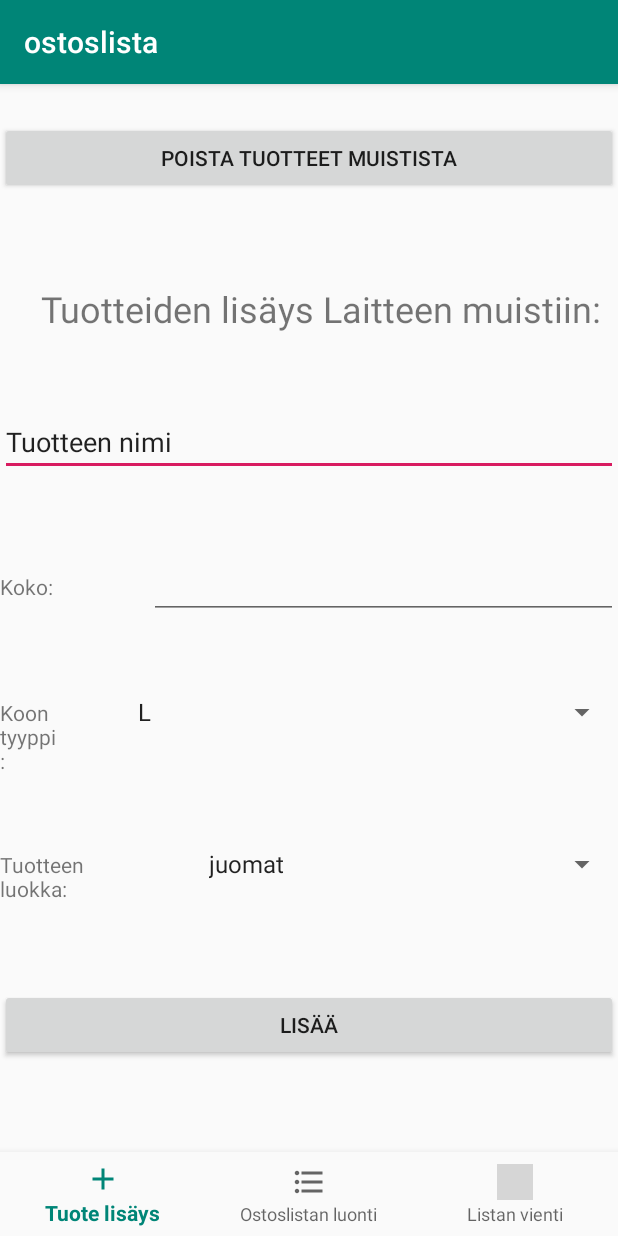
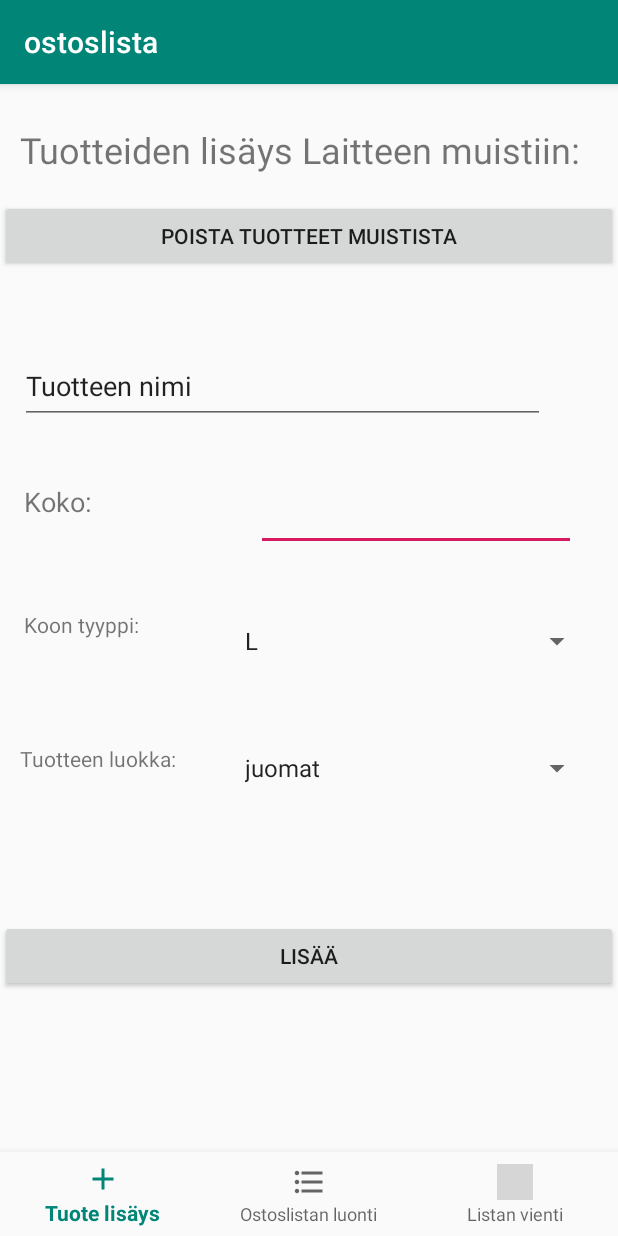
Before and after one commit to Jesse-Stenroth/ostoslista, an Android app: the screen it shows after launch (MainActivity), on a phone screen of 412 x 824 dp. Run offline under Robolectric (Android 15) with nearby library versions, the phone set to English and light mode, and no system bars; grey boxes are pictures that could not be loaded.

Commit message:
change image

```diff
--- a/app/src/main/res/layout/activity_main.xml
+++ b/app/src/main/res/layout/activity_main.xml
@@ -12,142 +12,121 @@
         android:layout_width="match_parent"
         android:layout_height="match_parent">
 
-        <LinearLayout
-            android:layout_width="match_parent"
-            android:layout_height="659dp"
-            android:orientation="vertical"
-            app:layout_constraintEnd_toEndOf="parent"
-            app:layout_constraintStart_toStartOf="parent">
+        <Spinner
+            android:id="@+id/koonTyyppi"
+            android:layout_width="240dp"
+            android:layout_height="41dp"
+            android:layout_marginStart="45dp"
+            android:layout_marginTop="39dp"
+            android:layout_weight="1"
+            android:entries="@array/spinnerItems"
+            android:spinnerMode="dropdown"
+            app:layout_constraintStart_toEndOf="@+id/textView4"
+            app:layout_constraintTop_toBottomOf="@+id/koko" />
+
+        <TextView
+            android:id="@+id/textView4"
+            android:layout_width="94dp"
+            android:layout_height="35dp"
+            android:layout_marginStart="16dp"
+            android:layout_marginTop="45dp"
+            android:layout_weight="1"
+            android:text="@string/tuoteKoonTyyppi"
+            app:layout_constraintStart_toStartOf="parent"
+            app:layout_constraintTop_toBottomOf="@+id/textView3" />
+
+        <EditText
+            android:id="@+id/koko"
+            android:layout_width="wrap_content"
+            android:layout_height="wrap_content"
+            android:layout_marginStart="45dp"
+            android:layout_marginTop="39dp"
+            android:layout_weight="1"
+            android:ems="10"
+            android:inputType="number"
+            app:layout_constraintStart_toEndOf="@+id/textView3"
+            app:layout_constraintTop_toBottomOf="@+id/nimi" />
+
+        <TextView
+            android:id="@+id/textView3"
+            android:layout_width="109dp"
+            android:layout_height="39dp"
+            android:layout_marginStart="16dp"
+            android:layout_marginTop="39dp"
+            android:layout_weight="1"
+            android:text="@string/tuotteenKoko"
+            android:textSize="18sp"
+            app:layout_constraintStart_toStartOf="parent"
+            app:layout_constraintTop_toBottomOf="@+id/nimi" />
+
+        <EditText
+            android:id="@+id/nimi"
+            android:layout_width="350dp"
+            android:layout_height="50dp"
+            android:layout_marginStart="13dp"
+            android:layout_marginTop="51dp"
+            android:layout_weight="1"
+            android:ems="10"
+            android:inputType="textPersonName"
+            android:text="@string/tuotteenNimi"
+            app:layout_constraintStart_toStartOf="parent"
+            app:layout_constraintTop_toBottomOf="@+id/button4" />
+
+        <TextView
+            android:id="@+id/textView2"
+            android:layout_width="wrap_content"
+            android:layout_height="wrap_content"
+            android:layout_marginStart="13dp"
+            android:layout_marginTop="27dp"
+            android:layout_weight="1"
+            android:text="@string/AloitusOtsikko"
+            android:textSize="24sp"
+            app:layout_constraintStart_toStartOf="parent"
+            app:layout_constraintTop_toTopOf="parent" />
 
         <Button
             android:id="@+id/button4"
             android:layout_width="match_parent"
             android:layout_height="wrap_content"
+            android:layout_marginTop="17dp"
+            android:onClick="postaKaikki"
             android:text="Poista tuotteet muistista"
-                android:layout_marginTop="25dp"
-                android:onClick="postaKaikki"/>
-
-            <LinearLayout
-                android:layout_width="match_parent"
-                android:layout_height="wrap_content"
-                android:orientation="horizontal">
-
-                <TextView
-                    android:id="@+id/textView2"
-                    android:layout_width="wrap_content"
-                    android:layout_height="wrap_content"
-                    android:layout_marginLeft="27dp"
-                    android:layout_marginTop="60dp"
-                    android:layout_weight="1"
-                    android:text="@string/AloitusOtsikko"
-                    android:textSize="24sp" />
-            </LinearLayout>
-
-            <LinearLayout
-                android:layout_width="match_parent"
-                android:layout_height="wrap_content"
-                android:orientation="horizontal">
-
-                <EditText
-                    android:id="@+id/nimi"
-                    android:layout_width="wrap_content"
-                    android:layout_height="wrap_content"
-                    android:layout_marginTop="50dp"
-                    android:layout_weight="1"
-                    android:ems="10"
-                    android:inputType="textPersonName"
-                    android:text="@string/tuotteenNimi" />
-            </LinearLayout>
-
-            <LinearLayout
-                android:layout_width="match_parent"
-                android:layout_height="wrap_content"
-                android:orientation="horizontal">
-
-                <TextView
-                    android:id="@+id/textView3"
-                    android:layout_width="0dp"
-                    android:layout_height="wrap_content"
-                    android:layout_marginTop="50dp"
-                    android:layout_weight="1"
-                    android:text="@string/tuotteenKoko" />
-
-                <EditText
-                    android:id="@+id/koko"
-                    android:layout_width="wrap_content"
-                    android:layout_height="wrap_content"
-                    android:layout_marginTop="50dp"
-                    android:layout_weight="1"
-                    android:ems="10"
-                    android:inputType="number" />
-            </LinearLayout>
-
-            <LinearLayout
-                android:layout_width="match_parent"
-                android:layout_height="wrap_content"
-                android:orientation="horizontal">
-
-                <TextView
-                    android:id="@+id/textView4"
-                    android:layout_width="wrap_content"
-                    android:layout_height="wrap_content"
-                    android:layout_marginTop="50dp"
-                    android:layout_weight="1"
-                    android:text="@string/tuoteKoonTyyppi" />
-
-                <Spinner
-                    android:id="@+id/koonTyyppi"
-                    android:layout_width="match_parent"
-                    android:layout_height="wrap_content"
-                    android:layout_marginLeft="45dp"
-                    android:layout_marginTop="50dp"
-                    android:layout_weight="1"
-                    android:entries="@array/spinnerItems"
-                    android:spinnerMode="dropdown" />
-            </LinearLayout>
-
-            <LinearLayout
-                android:layout_width="match_parent"
-                android:layout_height="wrap_content"
-                android:layout_weight="1"
-                android:orientation="vertical">
-
-                <LinearLayout
-                    android:layout_width="match_parent"
-                    android:layout_height="wrap_content"
-                    android:orientation="horizontal">
+            app:layout_constraintTop_toBottomOf="@+id/textView2"
+            tools:layout_editor_absoluteX="0dp" />
 
         <TextView
             android:id="@+id/textView5"
-                        android:layout_width="171dp"
-                        android:layout_height="wrap_content"
-                        android:layout_marginTop="50dp"
+            android:layout_width="126dp"
+            android:layout_height="32dp"
+            android:layout_marginStart="13dp"
+            android:layout_marginTop="54dp"
             android:layout_weight="1"
-                        android:text="@string/luokka" />
+            android:text="@string/luokka"
+            app:layout_constraintStart_toStartOf="parent"
+            app:layout_constraintTop_toBottomOf="@+id/textView4" />
 
         <Spinner
             android:id="@+id/luokkia"
-                        android:layout_width="match_parent"
-                        android:layout_height="wrap_content"
-                        android:layout_marginLeft="45dp"
-                        android:layout_marginTop="50dp"
+            android:layout_width="240dp"
+            android:layout_height="32dp"
+            android:layout_marginStart="16dp"
+            android:layout_marginTop="48dp"
             android:layout_weight="1"
             android:entries="@array/luokat"
-                        android:spinnerMode="dropdown" />
-
-                </LinearLayout>
+            android:spinnerMode="dropdown"
+            app:layout_constraintStart_toEndOf="@+id/textView5"
+            app:layout_constraintTop_toBottomOf="@+id/koonTyyppi" />
 
         <Button
             android:id="@+id/button2"
             android:layout_width="match_parent"
             android:layout_height="wrap_content"
-                    android:layout_marginTop="60dp"
+            android:layout_marginTop="85dp"
             android:onClick="lisaaTuote"
-                    android:text="@string/lisays" />
+            android:text="@string/lisays"
+            app:layout_constraintTop_toBottomOf="@+id/textView5"
+            tools:layout_editor_absoluteX="0dp" />
 
-            </LinearLayout>
-
-        </LinearLayout>
     </android.support.constraint.ConstraintLayout>
 
     <android.support.design.widget.BottomNavigationView
@@ -160,7 +139,7 @@
         app:layout_constraintBottom_toBottomOf="parent"
         app:layout_constraintLeft_toLeftOf="parent"
         app:layout_constraintRight_toRightOf="parent"
-        app:menu="@menu/navigation" >
+        app:menu="@menu/navigation">
 
     </android.support.design.widget.BottomNavigationView>
 
```
Also changed, not shown: app/src/main/res/layout/activity_haku.xml (+35 -33 lines), app/src/main/res/layout/activity_vienti.xml (+49 -39 lines). Lines whose indentation alone changed are shown as unchanged.
